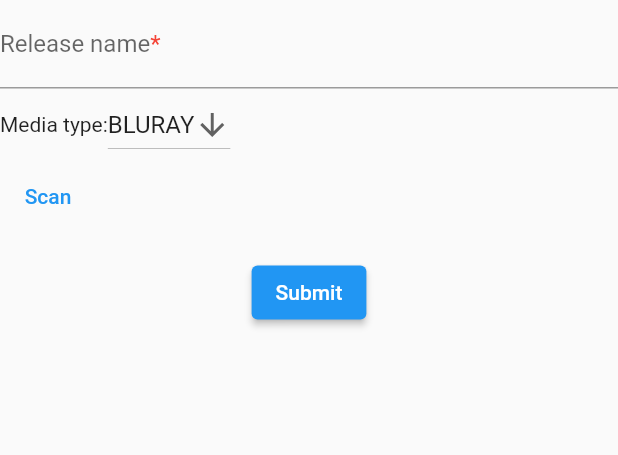
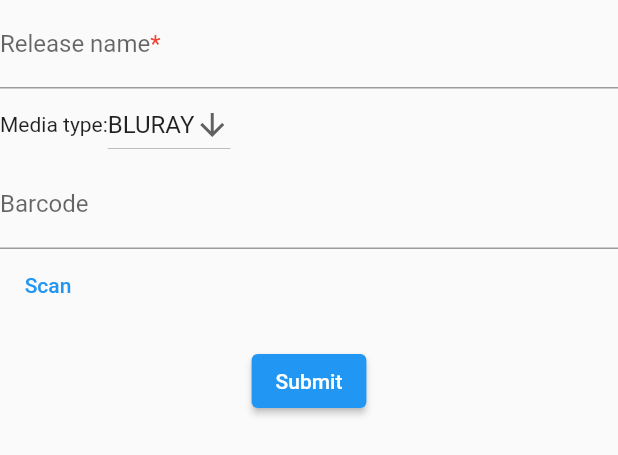
Before and after one commit to zorrokid/film-freak, a Flutter app: the AddMovieReleaseForm widget shown alone on an empty page, opened directly, after a tap on "Scan", on a phone screen of 412 x 824 dp. Shown: the top 455 px of the screen. Run offline on Flutter 3.47's test engine with Material 2 defaults, Android fonts, the phone set to English and light mode, and no system bars; missing offline and left inert: flutter_barcode_scanner.

Commit message:
barcode text field

```diff
--- a/lib/add_movie_release_form.dart
+++ b/lib/add_movie_release_form.dart
@@ -20,7 +20,7 @@ class _AddMovieReleaseFormState extends State<AddMovieReleaseForm> {
   final _formKey = GlobalKey<FormState>();
 
   final _myController = TextEditingController();
-  //final _barcodeController = TextEditingController();
+  final _barcodeController = TextEditingController();
   String _barcode = '';
   MediaType mediaTypeValue = mediaTypeValues.first;
 
@@ -29,12 +29,12 @@ class _AddMovieReleaseFormState extends State<AddMovieReleaseForm> {
     // Platform messages may fail, so we use a try/catch PlatformException.
     try {
       barcodeScanRes = await FlutterBarcodeScanner.scanBarcode(
-          '#ff6666', 'Cancel', true, ScanMode.QR);
+          '#ff6666', 'Cancel', true, ScanMode.BARCODE);
     } on PlatformException {
       barcodeScanRes = 'Failed to get platform version.';
     }
     if (!mounted) return;
-    // _barcodeController.text = barcodeScanRes;
+    _barcodeController.text = barcodeScanRes;
     setState(() => {_barcode = barcodeScanRes});
   }
 
@@ -46,7 +46,7 @@ class _AddMovieReleaseFormState extends State<AddMovieReleaseForm> {
   @override
   void dispose() {
     _myController.dispose();
-    //_barcodeController.dispose();
+    _barcodeController.dispose();
     super.dispose();
   }
 
@@ -99,9 +99,15 @@ class _AddMovieReleaseFormState extends State<AddMovieReleaseForm> {
                 }).toList(),
               )
             ]),
+            TextFormField(
+              controller: _barcodeController,
+              decoration: const InputDecoration(
+                  label: Text.rich(TextSpan(children: <InlineSpan>[
+                WidgetSpan(child: Text('Barcode')),
+              ]))),
+            ),
             Row(
               children: [
-                Text(_barcode),
                 TextButton(onPressed: barcodeScan, child: const Text('Scan')),
               ],
             ),
```
